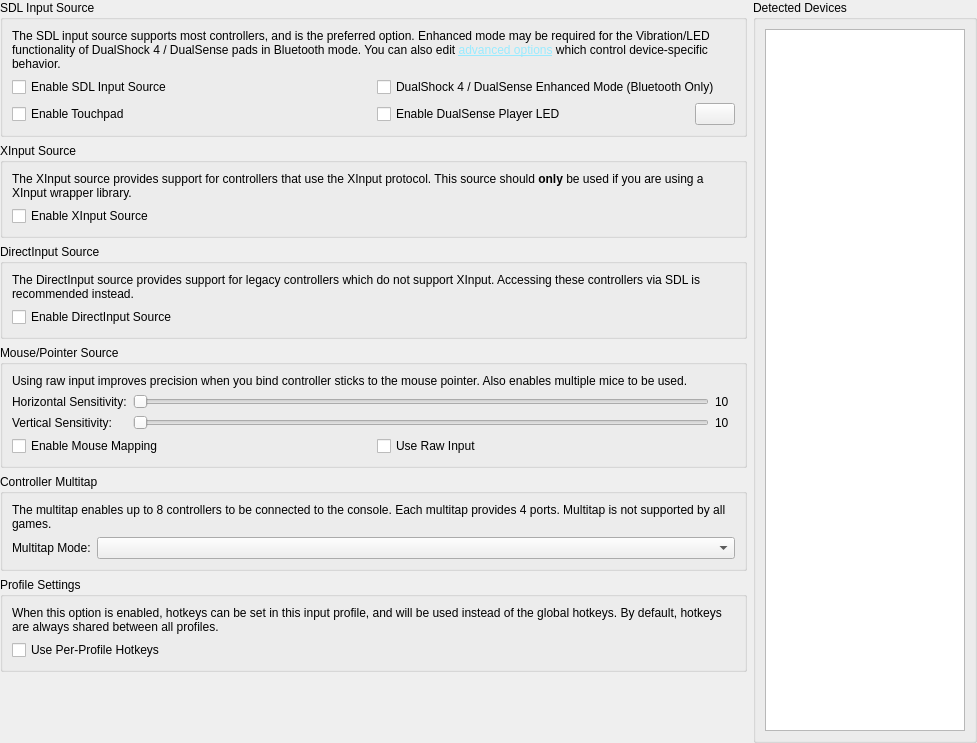
Qt form src/duckstation-qt/controllerglobalsettingswidget.ui (stenzek/duckstation) before a commit.
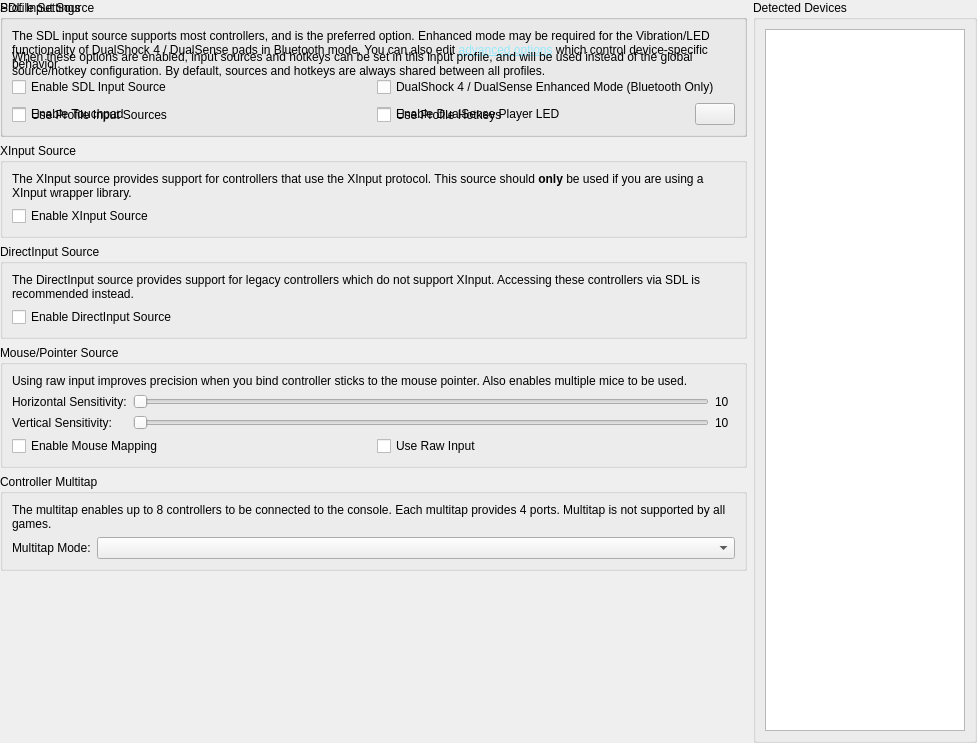
The same form after that commit. Icons and pictures are not drawn.

Commit message:
InputManager: Default to using global sources in profiles/games
Fixes controllers disconnecting and reconnecting on game start if any
settings were not copied from global (e.g. new settings).

Also fixes raw input not being hidden on non-Windows.

This is a breaking change if you were relying on input profiles/game
configuration having different sources selected.

In those cases, you will need to enable the new "Use Profile Input
Sources" checkbox to revert to the old behaviour for new profiles.

Diff of the .ui file:
```diff
--- a/src/duckstation-qt/controllerglobalsettingswidget.ui
+++ b/src/duckstation-qt/controllerglobalsettingswidget.ui
@@ -342,16 +342,16 @@
      </layout>
     </widget>
    </item>
-   <item row="5" column="0">
+   <item row="0" column="0">
     <widget class="QGroupBox" name="profileSettings">
      <property name="title">
       <string>Profile Settings</string>
      </property>
-     <layout class="QGridLayout" name="gridLayout_5">
-      <item row="0" column="0">
-       <widget class="QLabel" name="label_4">
+     <layout class="QGridLayout" name="profileSettingsLayout">
+      <item row="0" column="0" colspan="2">
+       <widget class="QLabel" name="profileSettingsDescription">
         <property name="text">
-         <string>When this option is enabled, hotkeys can be set in this input profile, and will be used instead of the global hotkeys. By default, hotkeys are always shared between all profiles.</string>
+         <string>When these options are enabled, input sources and hotkeys can be set in this input profile, and will be used instead of the global source/hotkey configuration. By default, sources and hotkeys are always shared between all profiles.</string>
         </property>
         <property name="wordWrap">
          <bool>true</bool>
@@ -359,9 +359,16 @@
        </widget>
       </item>
       <item row="1" column="0">
+       <widget class="QCheckBox" name="useProfileInputSources">
+        <property name="text">
+         <string>Use Profile Input Sources</string>
+        </property>
+       </widget>
+      </item>
+      <item row="1" column="1">
        <widget class="QCheckBox" name="useProfileHotkeyBindings">
         <property name="text">
-         <string>Use Per-Profile Hotkeys</string>
+         <string>Use Profile Hotkeys</string>
         </property>
        </widget>
       </item>
@@ -375,8 +382,8 @@
      </property>
      <property name="sizeHint" stdset="0">
       <size>
-       <width>20</width>
-       <height>1</height>
+       <width>0</width>
+       <height>0</height>
       </size>
      </property>
     </spacer>
```
Left out of the diff: 38 changed lines with no effect on the pictures. The commit also changes 8 other files.
